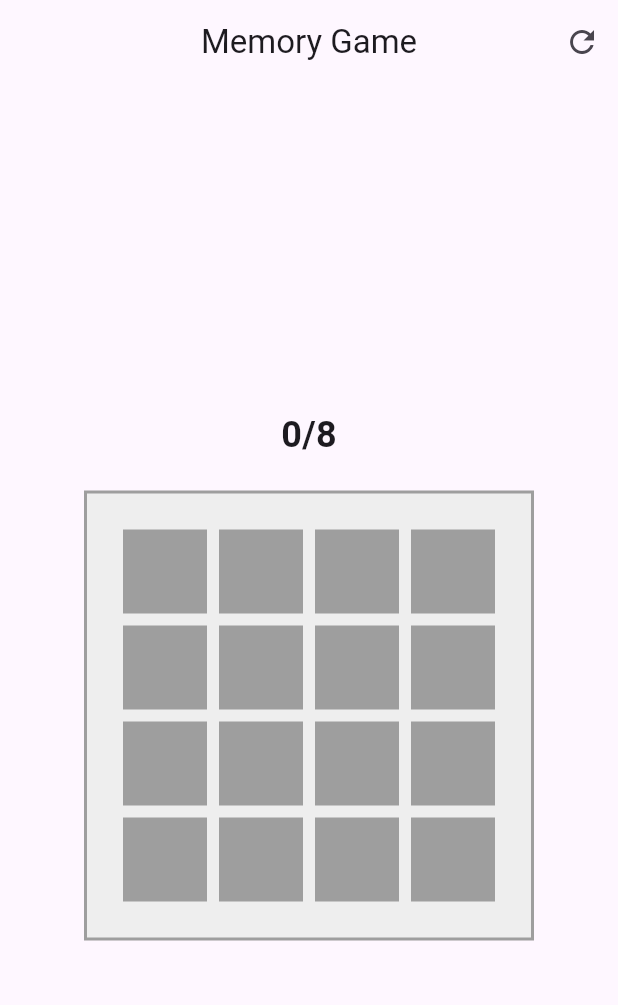
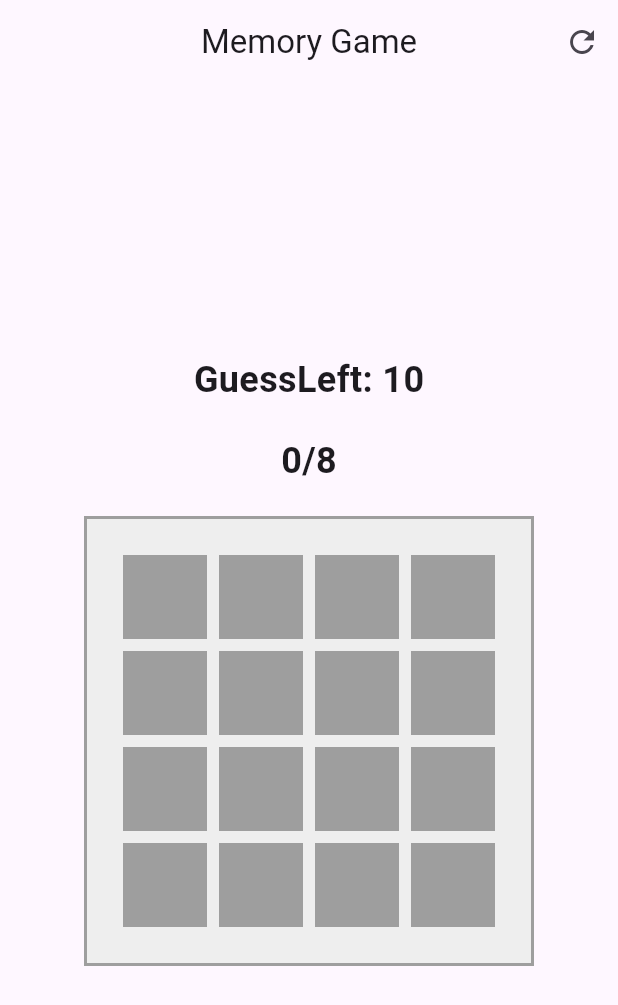
Before and after one commit to 1FarZ1/Just-Memorize, a Flutter app: the screen it shows after launch, after a tap on the "refresh" icon, on a phone screen of 412 x 824 dp. Shown: the top 1005 px of the screen. Run offline on Flutter 3.47's test engine with Material 3 defaults, Android fonts, the phone set to English and light mode, and no system bars; our stand-ins replace flutter_riverpod.

Commit message:
fixing a bug in the controller

```diff
--- a/lib/presentation/main/game_controller.dart
+++ b/lib/presentation/main/game_controller.dart
@@ -9,7 +9,7 @@ final gameControllerProvider =
 });
 
 final tiles = [
- 'A',
+  'A',
   'B',
   'C',
   'D',
@@ -24,7 +24,7 @@ class GameController extends StateNotifier<GameControllerState> {
     startGame();
   }
 
-  List<String> _prepareTiles(){
+  List<String> _prepareTiles() {
     final List<String> allTiles = [...tiles, ...tiles];
     allTiles.shuffle();
     return allTiles;
@@ -33,6 +33,7 @@ class GameController extends StateNotifier<GameControllerState> {
   void startGame() {
     final List<String> allTiles = _prepareTiles();
     state = state.copyWith(
+      guessCount: 0,
       tiles: allTiles
           .asMap()
           .entries
@@ -66,7 +67,6 @@ class GameController extends StateNotifier<GameControllerState> {
     );
     if (state.flippedTilesCount == 2) {
       final flippedTiles = state.tiles.where((tile) => tile.isFlipped).toList();
-
       _verifyisMatch(flippedTiles[0].id, flippedTiles[1].id);
     }
   }
@@ -80,6 +80,7 @@ class GameController extends StateNotifier<GameControllerState> {
         'Verifying match: ${state.tiles[sourceIndex].text} == ${state.tiles[targetIndex].text}');
     if (state.tiles[sourceIndex].text == state.tiles[targetIndex].text) {
       state = state.copyWith(
+        guessCount: state.guessCount,
         tiles: state.tiles.map((tile) {
           if (tile.id == state.tiles[sourceIndex].id ||
               tile.id == state.tiles[targetIndex].id) {
@@ -91,6 +92,7 @@ class GameController extends StateNotifier<GameControllerState> {
     } else {
       Future.delayed(const Duration(seconds: 1), () {
         state = state.copyWith(
+          guessCount: state.guessCount + 1,
           tiles: state.tiles.map((tile) {
             if (tile.id == state.tiles[sourceIndex].id ||
                 tile.id == state.tiles[targetIndex].id) {
@@ -104,7 +106,6 @@ class GameController extends StateNotifier<GameControllerState> {
   }
 
   void resetGame() {
-    state = const GameControllerState();
     startGame();
   }
 }
--- a/lib/presentation/main/game_controller_state.dart
+++ b/lib/presentation/main/game_controller_state.dart
@@ -1,25 +1,25 @@
-import 'package:memory_game/presentation/main/grid_tile.dart';
+import 'grid_tile.dart';
 
 class GameControllerState {
   final List<GridTile> tiles;
+  final int guessCount;
 
-  const GameControllerState({this.tiles = const []});
+  const GameControllerState({this.tiles = const [], this.guessCount = 0});
 
   int get score => tiles.where((tile) => tile.isMatched).length ~/ 2;
 
-  bool get isGameOver => tiles.every((tile) => tile.isMatched);
+  bool get isGameWon => tiles.every((tile) => tile.isMatched);
 
   bool get isGameStarted => tiles.isNotEmpty;
 
   int get flippedTilesCount => tiles.where((tile) => tile.isFlipped).length;
 
+  bool get isLost => guessCount == 10;
 
-  //copy with
-  GameControllerState copyWith({
-    List<GridTile>? tiles,
-  }) {
+  GameControllerState copyWith({List<GridTile>? tiles, int? guessCount}) {
     return GameControllerState(
       tiles: tiles ?? this.tiles,
+      guessCount: guessCount ?? this.guessCount,
     );
   }
 }
--- a/lib/presentation/main/main_view.dart
+++ b/lib/presentation/main/main_view.dart
@@ -16,7 +16,29 @@ class MainView extends ConsumerWidget {
     ref.listen<GameControllerState>(
       gameControllerProvider,
       (prev, next) {
-        if (next.isGameOver) {
+        if (next.isLost) {
+          showDialog(
+            context: context,
+            builder: (context) {
+              return AlertDialog(
+                title: const Text('You Lost ! '),
+                content: Text(
+                    'Your score is ${next.score}/${next.tiles.length ~/ 2}'),
+                actions: [
+                  TextButton(
+                    onPressed: () {
+                      ref.read(gameControllerProvider.notifier).resetGame();
+                      Navigator.of(context).pop();
+                    },
+                    child: const Text('Play Again'),
+                  ),
+                ],
+              );
+            },
+          );
+        }
+
+        if (next.isGameWon) {
           showDialog(
             context: context,
             builder: (context) {
@@ -27,7 +49,7 @@ class MainView extends ConsumerWidget {
                 actions: [
                   TextButton(
                     onPressed: () {
-                      ref.read(gameControllerProvider.notifier).startGame();
+                      ref.read(gameControllerProvider.notifier).resetGame();
                       Navigator.of(context).pop();
                     },
                     child: const Text('Play Again'),
@@ -47,7 +69,7 @@ class MainView extends ConsumerWidget {
           IconButton(
             icon: const Icon(Icons.refresh),
             onPressed: () {
-              ref.read(gameControllerProvider.notifier).startGame();
+              ref.read(gameControllerProvider.notifier).resetGame();
             },
           ),
         ],
@@ -58,7 +80,14 @@ class MainView extends ConsumerWidget {
         child: Column(
           mainAxisAlignment: MainAxisAlignment.center,
           children: [
-            //score
+            //guess count
+            Text(
+              'GuessLeft: ${10 - gameState.guessCount}',
+              style: const TextStyle(
+                fontSize: 24,
+                fontWeight: FontWeight.bold,
+              ),
+            ),
             const SizedBox(height: 20),
             Text(
               '${gameState.score}/${gameState.tiles.length ~/ 2}',
```
